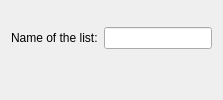
Before: the Qt Designer form Form/DialogEditDynamicPlayList.ui in isuhao/TMediaPlayer, drawn with Qt 5.
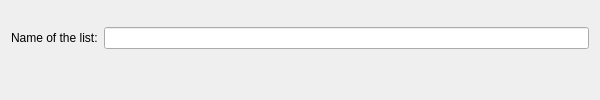
After: the same form once the commit is applied.

Commit message: 8 juin 2012 Le signal songModified est emis par l'application. Correction d'un probleme de taille pour la boite de dialogue EditDynamicList. Quand on modifie une liste dynamique, les conditions de mise a jour sont modifiees.

Diff of the .ui file:
```diff
--- a/Form/DialogEditDynamicPlayList.ui
+++ b/Form/DialogEditDynamicPlayList.ui
@@ -2,6 +2,14 @@
 <ui version="4.0">
  <class>DialogEditDynamicPlayList</class>
  <widget class="QDialog" name="DialogEditDynamicPlayList">
+  <property name="geometry">
+   <rect>
+    <x>0</x>
+    <y>0</y>
+    <width>600</width>
+    <height>100</height>
+   </rect>
+  </property>
   <property name="minimumSize">
    <size>
     <width>400</width>
```
The commit also changes 15 other files.
